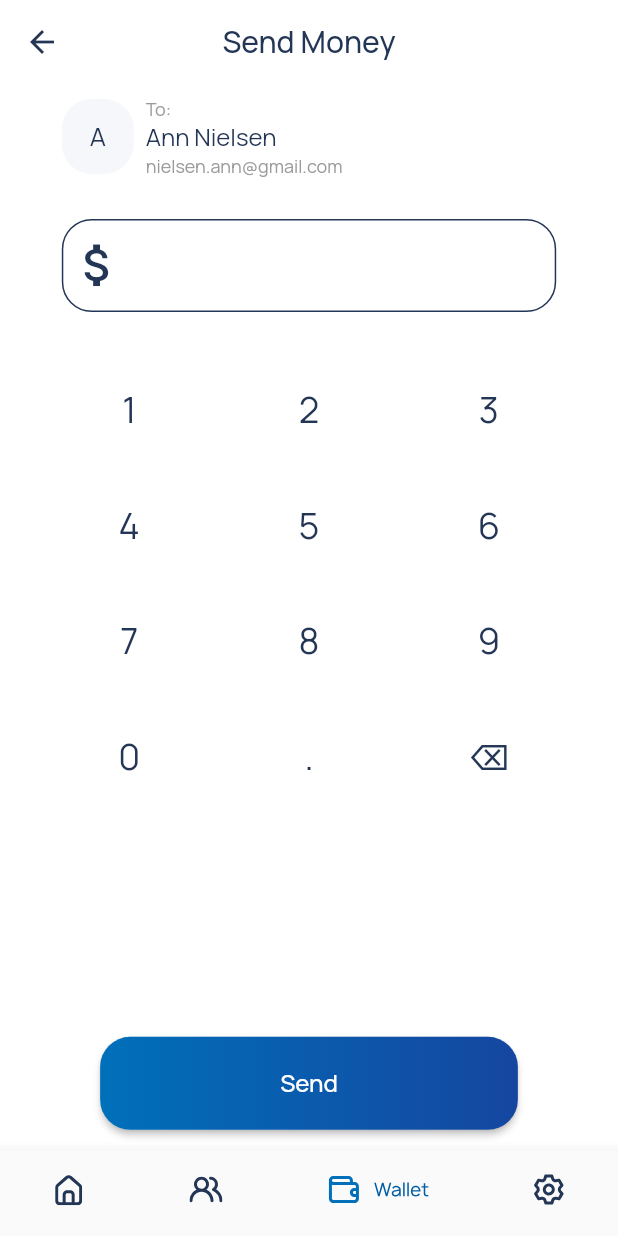
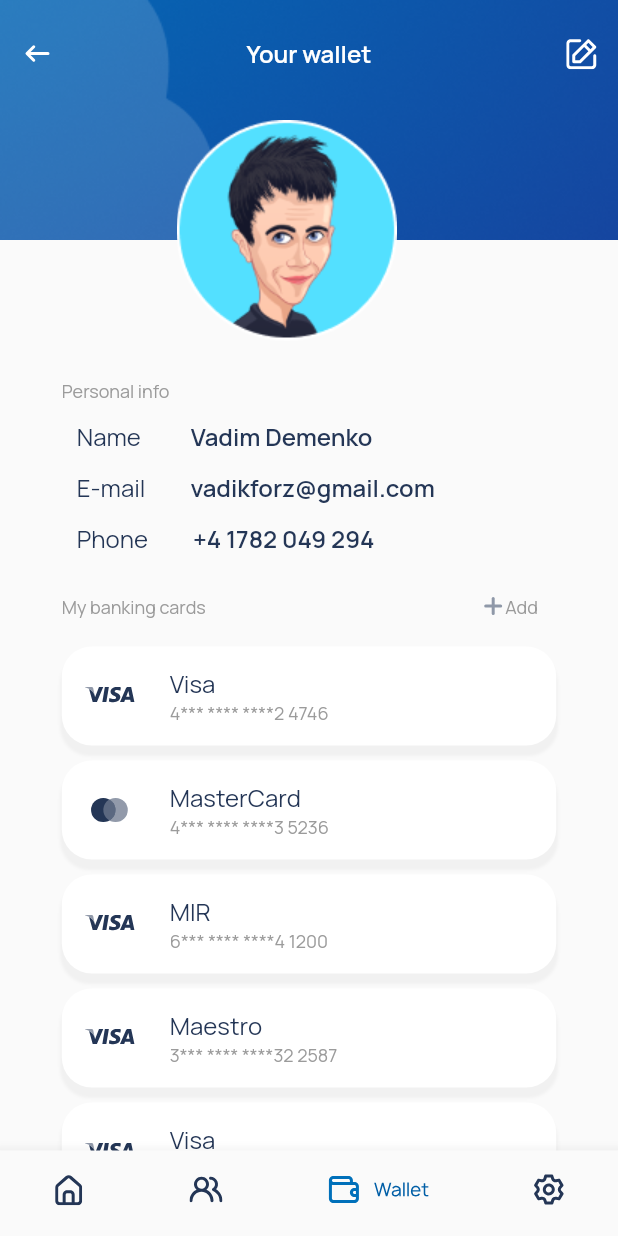
Before and after one commit to syth0le/Flutter_PayPal, a Flutter app: the BottomBar screen opened directly, item 3 of the bottom bar chosen, on a phone screen of 412 x 824 dp. Run offline on Flutter 3.47's test engine with Material 2 defaults, Android fonts, the phone set to English and light mode, and no system bars; our stand-ins replace flutter_conditional_rendering, flutter_svg, google_fonts.

Commit message:
wallet screen

```diff
--- a/lib/navigator.dart
+++ b/lib/navigator.dart
@@ -5,6 +5,7 @@ import 'package:paypal/screens/activity/activity.dart';
 import 'package:paypal/screens/autorization/autorization.dart';
 import 'package:paypal/screens/contacts/contacts.dart';
 import 'package:paypal/screens/sendMoney/sendMoney.dart';
+import 'package:paypal/screens/wallet/wallet_screen.dart';
 
 class BottomBar extends StatefulWidget {
   @override
@@ -16,7 +17,7 @@ class _BottomBar extends State<BottomBar> {
   final List<Widget> _children = [
     ActivityScreen(),
     ContactsScreen(),
-    SendMoneyScreen(),
+    WalletScreen(),
     AutorizationScreen(),
   ];
 
--- a/lib/screens/autorization/autorization.dart
+++ b/lib/screens/autorization/autorization.dart
@@ -1,5 +1,6 @@
 import 'package:flutter/gestures.dart';
 import 'package:flutter/material.dart';
+import 'package:flutter/services.dart';
 import 'package:flutter/widgets.dart';
 import 'package:google_fonts/google_fonts.dart';
 import 'package:paypal/navigator.dart';
@@ -9,6 +10,9 @@ import '../../components.dart';
 class AutorizationScreen extends StatelessWidget {
   @override
   Widget build(BuildContext context) {
+    SystemChrome.setSystemUIOverlayStyle(SystemUiOverlayStyle.dark.copyWith(
+      statusBarColor: Color(0xFF0070BA), //or set color with: Color(0xFF0000FF)
+    ));
     return Scaffold(
       body: Center(
           child: new Container(
--- /dev/null
+++ b/lib/screens/home/home_screen.dart
@@ -0,0 +1,9 @@
+import 'package:flutter/material.dart';
+
+class HomeScreen extends StatelessWidget {
+  @override
+  Widget build(BuildContext context) {
+    // TODO: implement build
+    throw UnimplementedError();
+  }
+}
--- /dev/null
+++ b/lib/screens/wallet/wallet_screen.dart
@@ -0,0 +1,396 @@
+import 'package:flutter/material.dart';
+import 'package:flutter/services.dart';
+import 'package:flutter_svg/flutter_svg.dart';
+import 'package:google_fonts/google_fonts.dart';
+import 'package:paypal/screens/activity/activity.dart';
+
+import '../../constants.dart';
+
+// class WalletScreen extends StatelessWidget {
+//   @override
+//   Widget build(BuildContext context) {
+//     return Scaffold(appBar: ,)
+//   }
+// }
+
+class WalletScreen extends StatelessWidget {
+  @override
+  Widget build(BuildContext context) {
+    // return Scaffold(
+    //   appBar: AppBar(
+    //     title: Text('App Bar!'),
+    //     flexibleSpace: Image(
+    //       image: AssetImage('assets/images/wallet_appbar.png'),
+    //       fit: BoxFit.cover,
+    //     ),
+    //     backgroundColor: Colors.transparent,
+    //   ),
+    //   body: Container(),
+    // );
+
+    return SafeArea(
+      child: Material(
+        child: CustomScrollView(
+          physics: const BouncingScrollPhysics(),
+          slivers: [
+            SliverPersistentHeader(
+              delegate: MySliverAppBar(expandedHeight: 160),
+              // pinned: true,
+            ),
+            SliverList(
+                delegate: SliverChildListDelegate([
+              const SizedBox(height: 80),
+              UserInfo(),
+              InfoContainer(nameInfo: "Name ", valueInfo: "Vadim Demenko"),
+              InfoContainer(
+                  nameInfo: "E-mail", valueInfo: "vadikforz@gmail.com"),
+              InfoContainer(nameInfo: "Phone", valueInfo: "+4 1782 049 294"),
+              CardInfo(),
+              BankCardContainer(
+                  company: 'Visa',
+                  cardNum: '4*** **** ****2 4746',
+                  imgName: 'visa'),
+              BankCardContainer(
+                  company: 'MasterCard',
+                  cardNum: '4*** **** ****3 5236',
+                  imgName: 'mastercard'),
+              BankCardContainer(
+                  company: 'MIR',
+                  cardNum: '6*** **** ****4 1200',
+                  imgName: 'visa'),
+              BankCardContainer(
+                  company: 'Maestro',
+                  cardNum: '3*** **** ****32 2587',
+                  imgName: 'visa'),
+              BankCardContainer(
+                  company: 'Visa',
+                  cardNum: '4*** **** ****2 4746',
+                  imgName: 'visa'),
+              BankCardContainer(
+                  company: 'MasterCard',
+                  cardNum: '4*** **** ****3 5236',
+                  imgName: 'mastercard'),
+            ])),
+          ],
+        ),
+      ),
+    );
+  }
+}
+
+class InfoContainer extends StatelessWidget {
+  String nameInfo;
+  String valueInfo;
+  InfoContainer({
+    this.nameInfo,
+    this.valueInfo,
+  });
+
+  @override
+  Widget build(BuildContext context) {
+    return Align(
+      alignment: Alignment.bottomCenter,
+      child: Container(
+        width: MediaQuery.of(context).size.width -
+            (MediaQuery.of(context).size.height / 10),
+        child: Row(
+          children: [
+            Padding(
+              padding: const EdgeInsets.fromLTRB(10, 0, 10, 12),
+              child: Text(nameInfo,
+                  style: GoogleFonts.manrope(
+                    textStyle: TextStyle(
+                        fontSize: 16.0,
+                        color: kAllColor,
+                        fontWeight: FontWeight.w400),
+                  )),
+            ),
+            Padding(
+              padding: const EdgeInsets.fromLTRB(20, 0, 10, 12),
+              child: Text(valueInfo,
+                  style: GoogleFonts.manrope(
+                    textStyle: TextStyle(
+                        fontSize: 16.0,
+                        color: kAllColor,
+                        fontWeight: FontWeight.w600),
+                  )),
+            ),
+          ],
+        ),
+      ),
+    );
+  }
+}
+
+class MySliverAppBar extends SliverPersistentHeaderDelegate {
+  final double expandedHeight;
+
+  MySliverAppBar({@required this.expandedHeight});
+
+  @override
+  Widget build(
+      BuildContext context, double shrinkOffset, bool overlapsContent) {
+    return Stack(
+      alignment: Alignment.center,
+      fit: StackFit.expand,
+      overflow: Overflow.visible,
+      children: [
+        Image.asset(
+          'assets/images/wallet_appbar.png',
+          fit: BoxFit.cover,
+        ),
+        Positioned(
+            top: expandedHeight / 15 - shrinkOffset,
+            child: AnimatedOpacity(
+                duration: Duration(seconds: 1),
+                opacity: (1 - shrinkOffset / expandedHeight),
+                child: Container(
+                    // padding: EdgeInsets.fromLTRB(0, 0, 0, 100),
+                    height: 50,
+                    width: MediaQuery.of(context).size.width,
+                    child: Row(
+                      mainAxisAlignment: MainAxisAlignment.spaceBetween,
+                      children: [
+                        IconButton(
+                            icon:
+                                SvgPicture.asset('assets/icons/back_arrow.svg'),
+                            onPressed: null),
+                        Text("Your wallet",
+                            style: GoogleFonts.manrope(
+                              textStyle: TextStyle(
+                                  fontSize: 16.0,
+                                  color: Colors.white,
+                                  fontWeight: FontWeight.w600),
+                            )),
+                        IconButton(
+                            icon: SvgPicture.asset(
+                                'assets/icons/note_wallet.svg'),
+                            onPressed: null)
+                      ],
+                    )))),
+        // AnimatedOpacity(
+        //     duration: Duration(seconds: 1),
+        //     opacity: expandedHeight / shrinkOffset,
+        //     child: Container(
+        //         // padding: EdgeInsets.fromLTRB(0, 0, 0, 100),
+        //         height: 100,
+        //         width: MediaQuery.of(context).size.width,
+        //         child: Row(
+        //           mainAxisAlignment: MainAxisAlignment.spaceBetween,
+        //           children: [
+        //             IconButton(
+        //                 icon: SvgPicture.asset('assets/icons/back_arrow.svg'),
+        //                 onPressed: null),
+        //             Text("Your wallet",
+        //                 style: GoogleFonts.manrope(
+        //                   textStyle: TextStyle(
+        //                       fontSize: 16.0,
+        //                       color: Colors.white,
+        //                       fontWeight: FontWeight.w600),
+        //                 )),
+        //             IconButton(
+        //                 icon: SvgPicture.asset('assets/icons/note_wallet.svg'),
+        //                 onPressed: null)
+        //           ],
+        //         ))),
+        // Center(
+        //   child: AnimatedOpacity(
+        //     duration: Duration(milliseconds: 200),
+        //     opacity: shrinkOffset / expandedHeight,
+        //     child: Text(
+        //       "MySliverAppBar",
+        //       style: TextStyle(
+        //         color: Colors.white,
+        //         fontWeight: FontWeight.w700,
+        //         fontSize: 23,
+        //       ),
+        //     ),
+        //   ),
+        // ),
+        Positioned(
+          top: expandedHeight / 2 - shrinkOffset,
+          left: MediaQuery.of(context).size.width / 3.5,
+          child: Opacity(
+              opacity: (1 - shrinkOffset / expandedHeight),
+              child: ClipRRect(
+                borderRadius: BorderRadius.circular(10.0),
+                child: Image.asset('assets/images/face.png'),
+                // child: SvgPicture.asset('assets/images/face.svg'),
+              )),
+        ),
+      ],
+    );
+  }
+
+  @override
+  double get maxExtent => expandedHeight;
+
+  @override
+  double get minExtent => kToolbarHeight;
+
+  @override
+  bool shouldRebuild(SliverPersistentHeaderDelegate oldDelegate) => true;
+}
+
+class BankCardContainer extends StatelessWidget {
+  String company;
+  String cardNum;
+  String imgName;
+  BankCardContainer({
+    this.company,
+    this.cardNum,
+    this.imgName,
+  });
+
+  @override
+  Widget build(BuildContext context) {
+    return Padding(
+      padding: const EdgeInsets.fromLTRB(5, 5, 5, 5),
+      child: GestureDetector(
+        onTap: () {
+          // Navigator.push(
+          //   context,
+          //   MaterialPageRoute(builder: (context) => ()),
+          // );
+        },
+        child: Align(
+          alignment: Alignment.bottomCenter,
+          child: Container(
+              width: MediaQuery.of(context).size.width -
+                  (MediaQuery.of(context).size.height / 10),
+              decoration: BoxDecoration(
+                color: Colors.white,
+                borderRadius: BorderRadius.only(
+                    topLeft: Radius.circular(20),
+                    topRight: Radius.circular(20),
+                    bottomLeft: Radius.circular(20),
+                    bottomRight: Radius.circular(20)),
+                boxShadow: [
+                  BoxShadow(
+                    color: Colors.grey.withOpacity(0.1),
+                    spreadRadius: 1,
+                    blurRadius: 1,
+                    offset: Offset(0, 6), // changes position of shadow
+                  ),
+                ],
+              ),
+              child: Row(
+                // mainAxisAlignment: MainAxisAlignment.spaceEvenly,
+                children: [
+                  Padding(
+                    padding: const EdgeInsets.all(8.0),
+                    child: Container(
+                      height: 50,
+                      width: 48,
+                      child: new Center(
+                          child: SvgPicture.asset('assets/icons/$imgName.svg')),
+                    ),
+                  ),
+                  Padding(
+                    padding: const EdgeInsets.all(8.0),
+                    child: Container(
+                        // decoration: new BoxDecoration(color: Colors.blue),
+                        child: Column(
+                      mainAxisAlignment: MainAxisAlignment.start,
+                      crossAxisAlignment: CrossAxisAlignment.start,
+                      children: [
+                        Text(company,
+                            style: GoogleFonts.manrope(
+                              textStyle: TextStyle(
+                                  fontSize: 16.0,
+                                  color: kAllColor,
+                                  fontWeight: FontWeight.w400),
+                            )),
+                        Text(cardNum,
+                            style: GoogleFonts.manrope(
+                              textStyle: TextStyle(
+                                  fontSize: 12.0,
+                                  color: Color.fromRGBO(155, 155, 155, 1.0),
+                                  fontWeight: FontWeight.w400),
+                            )),
+                      ],
+                    )),
+                  ),
+                ],
+              )),
+        ),
+      ),
+    );
+  }
+}
+
+class CardInfo extends StatelessWidget {
+  @override
+  Widget build(BuildContext context) {
+    return Padding(
+      padding: const EdgeInsets.fromLTRB(10, 12, 10, 12),
+      child: Align(
+        alignment: Alignment.bottomCenter,
+        child: Container(
+          width: MediaQuery.of(context).size.width -
+              (MediaQuery.of(context).size.height / 10),
+          child: Row(
+            mainAxisAlignment: MainAxisAlignment.spaceBetween,
+            children: [
+              Text("My banking cards",
+                  style: GoogleFonts.manrope(
+                    textStyle: TextStyle(
+                        fontSize: 12.0,
+                        color: Color.fromRGBO(155, 155, 155, 1.0),
+                        fontWeight: FontWeight.w400),
+                  )),
+              GestureDetector(
+                // When the child is tapped, show a snackbar.
+                onTap: () {
+                  Navigator.push(
+                    context,
+                    MaterialPageRoute(builder: (context) => ActivityScreen()),
+                  );
+                },
+                child: Container(
+                  height: 20,
+                  width: 50,
+                  child: Row(
+                    children: [
+                      SvgPicture.asset('assets/icons/plus.svg'),
+                      Text("Add",
+                          style: GoogleFonts.manrope(
+                            textStyle: TextStyle(
+                                fontSize: 12.0,
+                                color: Color.fromRGBO(155, 155, 155, 1.0),
+                                fontWeight: FontWeight.w400),
+                          ))
+                    ],
+                  ),
+                ),
+              )
+            ],
+          ),
+        ),
+      ),
+    );
+  }
+}
+
+class UserInfo extends StatelessWidget {
+  @override
+  Widget build(BuildContext context) {
+    return Padding(
+      padding: const EdgeInsets.fromLTRB(10, 12, 10, 12),
+      child: Align(
+        alignment: Alignment.bottomCenter,
+        child: Container(
+          width: MediaQuery.of(context).size.width -
+              (MediaQuery.of(context).size.height / 10),
+          child: Text("Personal info",
+              style: GoogleFonts.manrope(
+                textStyle: TextStyle(
+                    fontSize: 12.0,
+                    color: Color.fromRGBO(155, 155, 155, 1.0),
+                    fontWeight: FontWeight.w400),
+              )),
+        ),
+      ),
+    );
+  }
+}
```
Also changed, not shown: lib/main.dart (+3 -10 lines), assets/icons/back_arrow.svg (added), assets/icons/mastercard.svg (added), assets/icons/note_wallet.svg (added), assets/icons/plus.svg (added), assets/icons/visa.svg (added), assets/icons/wallet_paypal.svg (added), assets/images/blin.png (added), assets/images/face.png (added), assets/images/face.svg (added), assets/images/wallet_appbar.png (added).
